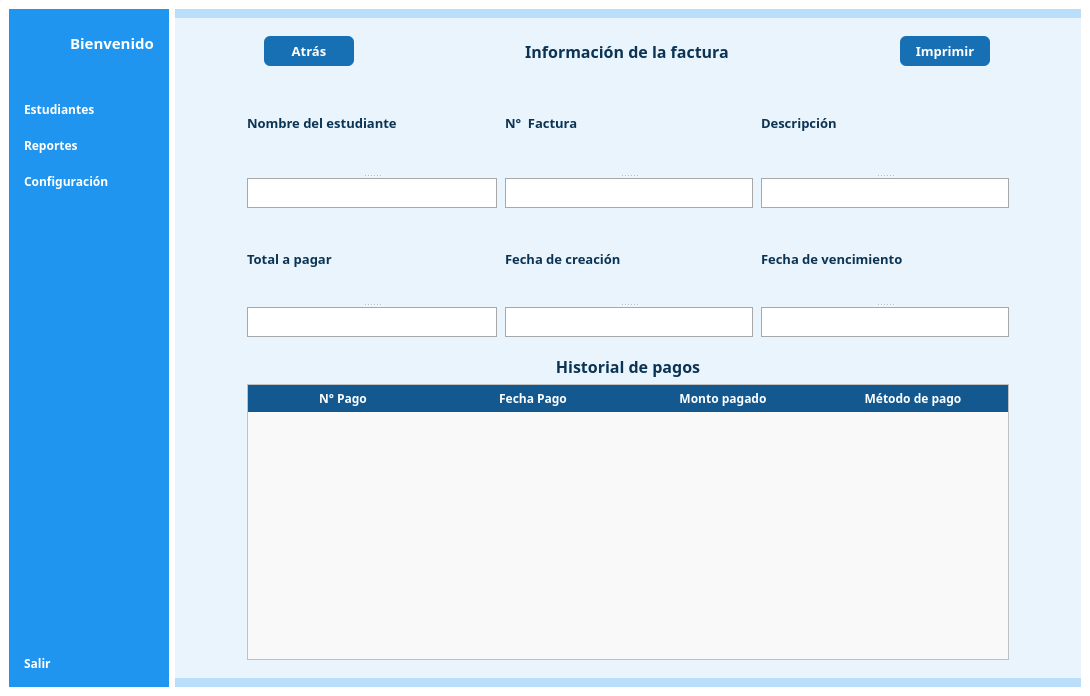
Qt form gui/UI/interface.ui (DeiviHerreraDiaz09/Student-Management-Project) before a commit.
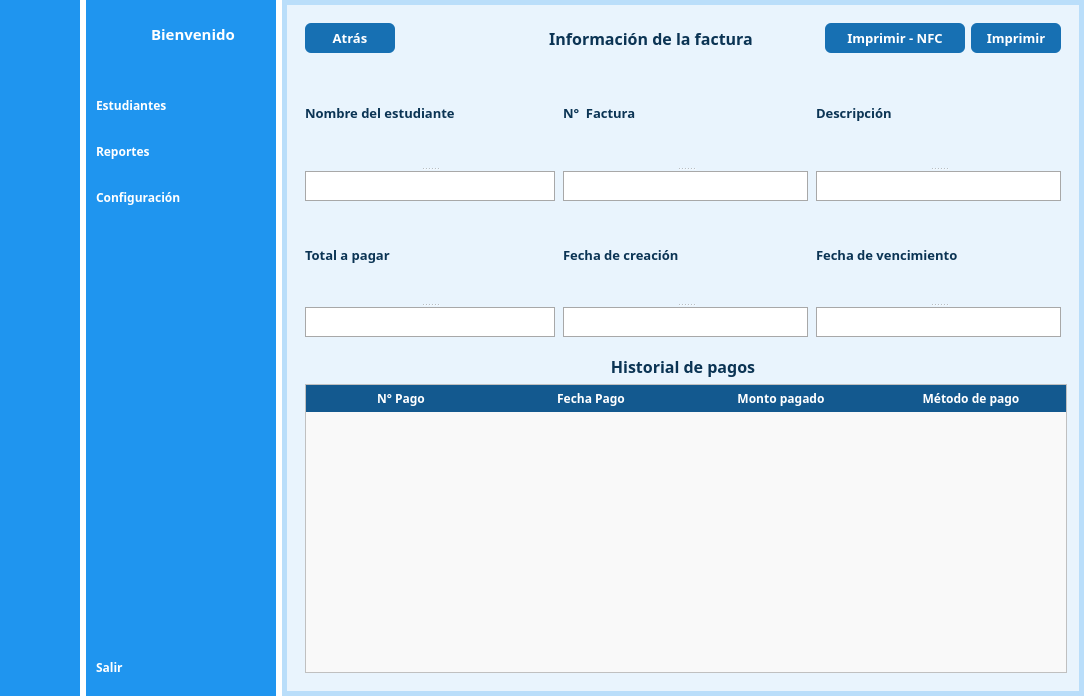
The same form after that commit. The open tabs and pages were chosen to show the change. Icons and pictures are not drawn.

Commit message: FEAT: Add print button

The edit to the form file:
```diff
--- a/gui/UI/interface.ui
+++ b/gui/UI/interface.ui
@@ -25,6 +25,9 @@
   <property name="windowTitle">
    <string>MainWindow</string>
   </property>
+  <property name="layoutDirection">
+   <enum>Qt::LeftToRight</enum>
+  </property>
   <property name="styleSheet">
    <string notr="true">background-color: rgb(245, 250, 254);</string>
   </property>
@@ -38,18 +41,302 @@
 background-color: #878382;
 }</string>
    </property>
-   <layout class="QGridLayout" name="gridLayout">
+   <layout class="QGridLayout" name="gridLayout_7">
+    <property name="leftMargin">
+     <number>0</number>
+    </property>
+    <property name="topMargin">
+     <number>0</number>
+    </property>
+    <property name="rightMargin">
+     <number>0</number>
+    </property>
+    <property name="bottomMargin">
+     <number>0</number>
+    </property>
     <item row="0" column="0">
+     <widget class="QWidget" name="icon_complete_widget_2" native="true">
+      <property name="minimumSize">
+       <size>
+        <width>80</width>
+        <height>0</height>
+       </size>
+      </property>
+      <property name="maximumSize">
+       <size>
+        <width>80</width>
+        <height>16777215</height>
+       </size>
+      </property>
+      <property name="styleSheet">
+       <string notr="true">QWidget{
+background-color: rgb(31, 149, 239);
+}
+
+QPushButton{
+color: #FFFFFF;
+text-align: left;
+height:30px;
+border:none;
+padding-left:10px;
+border-top-left-radius:10px;
+border-bottom-left-radius:10px;
+}
+
+
+QLabel{
+color:#FFFFFF;
+text-align:center;
+}
+
+QPushButton:checked{
+background-color:#F5FAFE;
+color: #1F95EF;
+font-weight:bold
+}</string>
+      </property>
+      <layout class="QVBoxLayout" name="verticalLayout_10">
+       <property name="leftMargin">
+        <number>0</number>
+       </property>
+       <property name="rightMargin">
+        <number>0</number>
+       </property>
+       <item alignment="Qt::AlignHCenter|Qt::AlignVCenter">
+        <widget class="QLabel" name="icon_2">
+         <property name="minimumSize">
+          <size>
+           <width>50</width>
+           <height>50</height>
+          </size>
+         </property>
+         <property name="maximumSize">
+          <size>
+           <width>50</width>
+           <height>50</height>
+          </size>
+         </property>
+         <property name="text">
+          <string/>
+         </property>
+         <property name="pixmap">
+          <pixmap resource="../../../../dashboard/resources.qrc">:/icons/assets/icons/icons8-computer-50.png</pixmap>
+         </property>
+        </widget>
+       </item>
+       <item>
+        <layout class="QVBoxLayout" name="verticalLayout_8">
+         <property name="spacing">
+          <number>8</number>
+         </property>
+         <property name="topMargin">
+          <number>20</number>
+         </property>
+         <item alignment="Qt::AlignHCenter">
+          <widget class="QPushButton" name="students_3">
+           <property name="minimumSize">
+            <size>
+             <width>40</width>
+             <height>40</height>
+            </size>
+           </property>
+           <property name="maximumSize">
+            <size>
+             <width>40</width>
+             <height>40</height>
+            </size>
+           </property>
+           <property name="font">
+            <font>
+             <family>Euphemia</family>
+             <pointsize>9</pointsize>
+             <weight>75</weight>
+             <bold>true</bold>
+             <underline>false</underline>
+             <strikeout>false</strikeout>
+             <kerning>false</kerning>
+            </font>
+           </property>
+           <property name="text">
+            <string/>
+           </property>
+           <property name="icon">
+            <iconset resource="../../../../dashboard/resources.qrc">
+             <normaloff>:/icons/assets/icons/profile_white.png</normaloff>
+             <normalon>:/icons/assets/icons/profile.png</normalon>:/icons/assets/icons/profile_white.png</iconset>
+           </property>
+           <property name="iconSize">
+            <size>
+             <width>20</width>
+             <height>22</height>
+            </size>
+           </property>
+           <property name="checkable">
+            <bool>true</bool>
+           </property>
+           <property name="autoExclusive">
+            <bool>true</bool>
+           </property>
+          </widget>
+         </item>
+         <item alignment="Qt::AlignHCenter">
+          <widget class="QPushButton" name="reports_3">
+           <property name="minimumSize">
+            <size>
+             <width>40</width>
+             <height>40</height>
+            </size>
+           </property>
+           <property name="maximumSize">
+            <size>
+             <width>40</width>
+             <height>40</height>
+            </size>
+           </property>
+           <property name="font">
+            <font>
+             <family>Euphemia</family>
+             <pointsize>9</pointsize>
+             <weight>75</weight>
+             <bold>true</bold>
+            </font>
+           </property>
+           <property name="text">
+            <string/>
+           </property>
+           <property name="icon">
+            <iconset resource="../../../../dashboard/resources.qrc">
+             <normaloff>:/icons/assets/icons/icons8-report-100.png</normaloff>
+             <normalon>:/icons/assets/icons/icons8-report-100-blue.png</normalon>:/icons/assets/icons/icons8-report-100.png</iconset>
+           </property>
+           <property name="iconSize">
+            <size>
+             <width>28</width>
+             <height>24</height>
+            </size>
+           </property>
+           <property name="checkable">
+            <bool>true</bool>
+           </property>
+           <property name="autoExclusive">
+            <bool>true</bool>
+           </property>
+          </widget>
+         </item>
+         <item alignment="Qt::AlignHCenter">
+          <widget class="QPushButton" name="config_2">
+           <property name="minimumSize">
+            <size>
+             <width>40</width>
+             <height>40</height>
+            </size>
+           </property>
+           <property name="maximumSize">
+            <size>
+             <width>40</width>
+             <height>40</height>
+            </size>
+           </property>
+           <property name="font">
+            <font>
+             <family>Euphemia</family>
+             <pointsize>9</pointsize>
+             <weight>75</weight>
+             <bold>true</bold>
+            </font>
+           </property>
+           <property name="text">
+            <string/>
+           </property>
+           <property name="icon">
+            <iconset resource="../../../../dashboard/resources.qrc">
+             <normaloff>:/icons/assets/icons/config2.png</normaloff>
+             <normalon>:/icons/assets/icons/config.png</normalon>:/icons/assets/icons/config2.png</iconset>
+           </property>
+           <property name="iconSize">
+            <size>
+             <width>26</width>
+             <height>30</height>
+            </size>
+           </property>
+           <property name="checkable">
+            <bool>true</bool>
+           </property>
+           <property name="autoExclusive">
+            <bool>true</bool>
+           </property>
+          </widget>
+         </item>
+        </layout>
+       </item>
+       <item>
+        <spacer name="verticalSpacer_3">
+         <property name="orientation">
+          <enum>Qt::Vertical</enum>
+         </property>
+         <property name="sizeHint" stdset="0">
+          <size>
+           <width>20</width>
+           <height>441</height>
+          </size>
+         </property>
+        </spacer>
+       </item>
+       <item alignment="Qt::AlignHCenter">
+        <widget class="QPushButton" name="exit_2">
+         <property name="minimumSize">
+          <size>
+           <width>40</width>
+           <height>40</height>
+          </size>
+         </property>
+         <property name="maximumSize">
+          <size>
+           <width>40</width>
+           <height>40</height>
+          </size>
+         </property>
+         <property name="font">
+          <font>
+           <family>Euphemia</family>
+           <pointsize>9</pointsize>
+           <weight>75</weight>
+           <bold>true</bold>
+          </font>
+         </property>
+         <property name="text">
+          <string/>
+         </property>
+         <property name="icon">
+          <iconset resource="../../../../dashboard/resources.qrc">
+           <normaloff>:/icons/assets/icons/log_out_white.png</normaloff>
+           <normalon>:/icons/assets/icons/log_out.png</normalon>:/icons/assets/icons/log_out_white.png</iconset>
+         </property>
+         <property name="iconSize">
+          <size>
+           <width>20</width>
+           <height>20</height>
+          </size>
+         </property>
+         <property name="checkable">
+          <bool>true</bool>
+         </property>
+        </widget>
+       </item>
+      </layout>
+     </widget>
+    </item>
+    <item row="0" column="1">
      <widget class="QWidget" name="icon_complete_widget" native="true">
       <property name="minimumSize">
        <size>
-        <width>160</width>
+        <width>190</width>
         <height>0</height>
        </size>
       </property>
       <property name="maximumSize">
        <size>
-        <width>160</width>
+        <width>190</width>
         <height>16777215</height>
        </size>
       </property>
@@ -82,13 +369,16 @@
       </property>
       <layout class="QGridLayout" name="gridLayout_2">
        <property name="leftMargin">
-        <number>5</number>
+        <number>0</number>
        </property>
        <property name="rightMargin">
         <number>0</number>
        </property>
        <item row="0" column="0" colspan="2">
         <layout class="QHBoxLayout" name="tittle_dashboard">
+         <property name="spacing">
+          <number>5</number>
+         </property>
          <item>
           <widget class="QLabel" name="icon">
            <property name="minimumSize">
@@ -115,7 +405,7 @@
           <widget class="QLabel" name="tittle">
            <property name="minimumSize">
             <size>
-             <width>50</width>
+             <width>120</width>
              <height>50</height>
             </size>
            </property>
@@ -150,6 +440,18 @@
          </property>
          <item>
           <widget class="QPushButton" name="students_2">
+           <property name="minimumSize">
+            <size>
+             <width>0</width>
+             <height>40</height>
+            </size>
+           </property>
+           <property name="maximumSize">
+            <size>
+             <width>16777215</width>
+             <height>40</height>
+            </size>
+           </property>
            <property name="font">
             <font>
              <family>Euphemia</family>
@@ -185,6 +487,18 @@
          </item>
          <item>
           <widget class="QPushButton" name="reports_2">
+           <property name="minimumSize">
+            <size>
+             <width>0</width>
+             <height>40</height>
+            </size>
+           </property>
+           <property name="maximumSize">
+            <size>
+             <width>16777215</width>
+             <height>40</height>
+            </size>
+           </property>
            <property name="font">
             <font>
              <family>Euphemia</family>
@@ -217,6 +531,18 @@
          </item>
          <item>
           <widget class="QPushButton" name="config">
+           <property name="minimumSize">
+            <size>
+             <width>0</width>
+             <height>40</height>
+            </size>
+           </property>
+           <property name="maximumSize">
+            <size>
+             <width>16777215</width>
+             <height>40</height>
+            </size>
+           </property>
            <property name="font">
             <font>
              <family>Euphemia</family>
@@ -264,6 +590,18 @@
        </item>
        <item row="3" column="0" colspan="2">
         <widget class="QPushButton" name="exit">
+         <property name="minimumSize">
+          <size>
+           <width>0</width>
+           <height>40</height>
+          </size>
+         </property>
+         <property name="maximumSize">
+          <size>
+           <width>16777215</width>
+           <height>40</height>
+          </size>
+         </property>
          <property name="font">
           <font>
            <family>Euphemia</family>
@@ -294,32 +632,23 @@
       </layout>
      </widget>
     </item>
-    <item row="0" column="1">
-     <widget class="QWidget" name="main" native="true">
-      <layout class="QVBoxLayout" name="verticalLayout_5">
-       <property name="leftMargin">
-        <number>0</number>
-       </property>
-       <property name="topMargin">
-        <number>0</number>
-       </property>
-       <property name="rightMargin">
-        <number>0</number>
-       </property>
-       <property name="bottomMargin">
-        <number>0</number>
-       </property>
-       <item>
+    <item row="0" column="2">
         <widget class="QWidget" name="header_widget" native="true">
          <property name="styleSheet">
           <string notr="true">background-color:rgb(186, 222, 250);</string>
          </property>
-         <layout class="QGridLayout" name="gridLayout_7">
+      <layout class="QGridLayout" name="gridLayout">
           <property name="leftMargin">
-           <number>0</number>
+        <number>5</number>
+       </property>
+       <property name="topMargin">
+        <number>5</number>
           </property>
           <property name="rightMargin">
-           <number>0</number>
+        <number>5</number>
+       </property>
+       <property name="bottomMargin">
+        <number>5</number>
           </property>
           <item row="0" column="0">
            <widget class="QStackedWidget" name="content">
@@ -2997,6 +3326,43 @@
                       </property>
                      </widget>
                     </item>
+                 <item>
+                  <widget class="QPushButton" name="buttonBack_student_info_3">
+                   <property name="minimumSize">
+                    <size>
+                     <width>140</width>
+                     <height>30</height>
+                    </size>
+                   </property>
+                   <property name="maximumSize">
+                    <size>
+                     <width>140</width>
+                     <height>30</height>
+                    </size>
+                   </property>
+                   <property name="font">
+                    <font>
+                     <family>Euphemia</family>
+                     <pointsize>10</pointsize>
+                     <weight>75</weight>
+                     <bold>true</bold>
+                    </font>
+                   </property>
+                   <property name="cursor">
+                    <cursorShape>PointingHandCursor</cursorShape>
+                   </property>
+                   <property name="styleSheet">
+                    <string notr="true">background-color:#1770b3;
+font-family: Euphemia;
+border: none;
+border-radius: 6px;
+color:white;</string>
+                   </property>
+                   <property name="text">
+                    <string>Imprimir - NFC</string>
+                   </property>
+                  </widget>
+                 </item>
                     <item>
                      <widget class="QPushButton" name="buttonBack_student_info_2">
                       <property name="minimumSize">
@@ -6126,21 +6492,25 @@
          </layout>
         </widget>
        </item>
+    <item row="0" column="3">
+     <widget class="QWidget" name="main" native="true">
+      <layout class="QVBoxLayout" name="verticalLayout_5">
+       <property name="leftMargin">
+        <number>0</number>
+       </property>
+       <property name="topMargin">
+        <number>0</number>
+       </property>
+       <property name="rightMargin">
+        <number>0</number>
+       </property>
+       <property name="bottomMargin">
+        <number>0</number>
+       </property>
       </layout>
      </widget>
     </item>
    </layout>
-   <widget class="QWidget" name="">
-    <property name="geometry">
-     <rect>
-      <x>0</x>
-      <y>0</y>
-      <width>2</width>
-      <height>2</height>
-     </rect>
-    </property>
-    <layout class="QVBoxLayout" name="verticalLayout_3"/>
-   </widget>
   </widget>
  </widget>
  <resources>
```
Left out of the diff: 15 changed lines with no effect on the pictures. Lines whose indentation alone changed are shown as unchanged. The commit also changes 2 other files.
